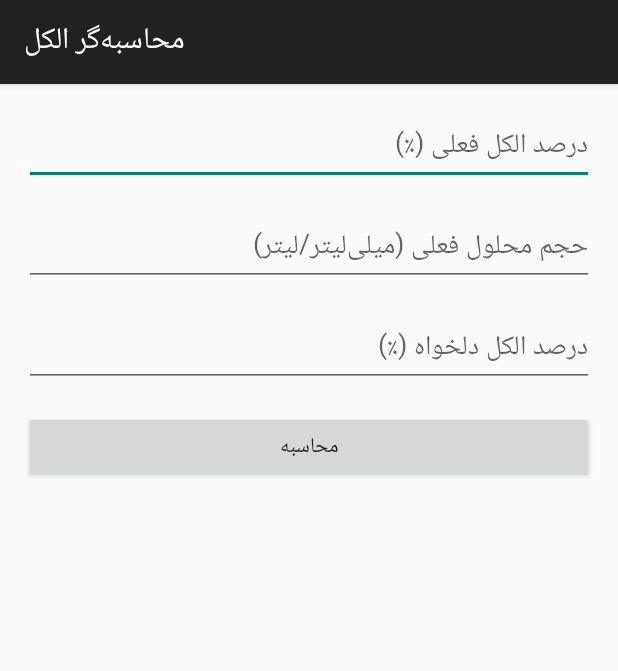
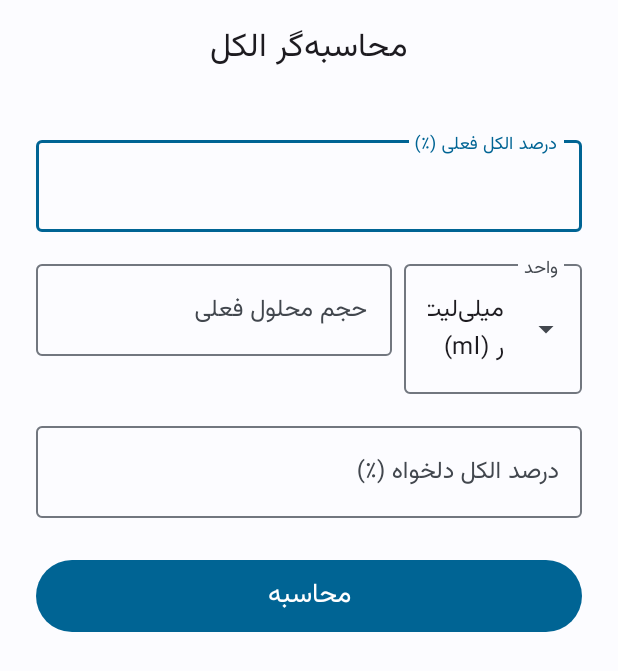
Before and after one commit to itschiya/cyz, an Android app: the screen it shows after launch (MainActivity), on a phone screen of 412 x 824 dp. Shown: the top 671 px of the screen. Run offline under Robolectric (Android 15) with nearby library versions, the phone set to English and light mode, and no system bars.

Commit message:
feat: UI modernization with Material 3, Vazirmatn font, and units dropdown
- Switched root layout to CoordinatorLayout
- Introduced a beautiful Material 3 color scheme in light/dark mode
- Added Vazirmatn-UI-FD font family and made it default for the application
- Replaced basic EditTexts with TextInputLayout/TextInputEditText
- Added an Exposed Dropdown Menu to select volumes units (ml, l, cc)
- Result renders inside an elegant MaterialCardView with dynamic text unit formatting

Co-authored-by: itschiya <154016735+itschiya@users.noreply.github.com>

```diff
--- a/app/src/main/AndroidManifest.xml
+++ b/app/src/main/AndroidManifest.xml
@@ -5,7 +5,7 @@
         android:allowBackup="true"
         android:label="@string/app_name"
         android:supportsRtl="true"
-        android:theme="@style/Theme.AppCompat.Light.DarkActionBar">
+        android:theme="@style/Theme.AlcoholCalculator">
         <activity
             android:name=".MainActivity"
             android:exported="true">
--- a/app/src/main/java/com/example/alcoholcalculator/MainActivity.kt
+++ b/app/src/main/java/com/example/alcoholcalculator/MainActivity.kt
@@ -1,18 +1,24 @@
 package com.example.alcoholcalculator
 
 import android.os.Bundle
+import android.view.View
+import android.widget.ArrayAdapter
+import android.widget.AutoCompleteTextView
 import android.widget.Button
-import android.widget.EditText
 import android.widget.TextView
 import android.widget.Toast
 import androidx.appcompat.app.AppCompatActivity
+import com.google.android.material.card.MaterialCardView
+import com.google.android.material.textfield.TextInputEditText
 
 class MainActivity : AppCompatActivity() {
 
-    private lateinit var etCurrentPercentage: EditText
-    private lateinit var etCurrentVolume: EditText
-    private lateinit var etDesiredPercentage: EditText
+    private lateinit var etCurrentPercentage: TextInputEditText
+    private lateinit var etCurrentVolume: TextInputEditText
+    private lateinit var actvUnit: AutoCompleteTextView
+    private lateinit var etDesiredPercentage: TextInputEditText
     private lateinit var btnCalculate: Button
+    private lateinit var resultCard: MaterialCardView
     private lateinit var tvResult: TextView
 
     override fun onCreate(savedInstanceState: Bundle?) {
@@ -21,9 +27,20 @@ class MainActivity : AppCompatActivity() {
 
         etCurrentPercentage = findViewById(R.id.etCurrentPercentage)
         etCurrentVolume = findViewById(R.id.etCurrentVolume)
+        actvUnit = findViewById(R.id.actvUnit)
         etDesiredPercentage = findViewById(R.id.etDesiredPercentage)
         btnCalculate = findViewById(R.id.btnCalculate)
+        resultCard = findViewById(R.id.resultCard)
         tvResult = findViewById(R.id.tvResult)
+
+        val units = resources.getStringArray(R.array.volume_units)
+        val adapter = ArrayAdapter(this, android.R.layout.simple_dropdown_item_1line, units)
+        actvUnit.setAdapter(adapter)
+
+        // Set default selection
+        if (units.isNotEmpty()) {
+            actvUnit.setText(units[0], false)
+        }
 
         btnCalculate.setOnClickListener {
             calculateWater()
@@ -34,8 +51,9 @@ class MainActivity : AppCompatActivity() {
         val currentPercentageStr = etCurrentPercentage.text.toString()
         val currentVolumeStr = etCurrentVolume.text.toString()
         val desiredPercentageStr = etDesiredPercentage.text.toString()
+        val unitStr = actvUnit.text.toString()
 
-        if (currentPercentageStr.isEmpty() || currentVolumeStr.isEmpty() || desiredPercentageStr.isEmpty()) {
+        if (currentPercentageStr.isEmpty() || currentVolumeStr.isEmpty() || desiredPercentageStr.isEmpty() || unitStr.isEmpty()) {
             Toast.makeText(this, getString(R.string.error_empty_fields), Toast.LENGTH_SHORT).show()
             return
         }
@@ -54,7 +72,14 @@ class MainActivity : AppCompatActivity() {
             val requiredWater = ((currentPercentage * currentVolume) / desiredPercentage) - currentVolume
 
             val formattedResult = String.format("%.2f", requiredWater)
-            tvResult.text = getString(R.string.result_text, formattedResult)
+
+            // Extract just the short unit string if it exists in parenthesis, e.g. (ml) -> ml
+            val shortUnit = unitStr.substringAfter("(", unitStr).substringBefore(")", unitStr)
+
+            tvResult.text = getString(R.string.result_text, formattedResult, shortUnit)
+            resultCard.visibility = View.VISIBLE
+        } else {
+            resultCard.visibility = View.GONE
         }
     }
 }
--- /dev/null
+++ b/app/src/main/res/font/vazirmatn.xml
@@ -0,0 +1,25 @@
+<?xml version="1.0" encoding="utf-8"?>
+<font-family xmlns:app="http://schemas.android.com/apk/res-auto"
+    xmlns:android="http://schemas.android.com/apk/res/android">
+    <font
+        app:fontStyle="normal"
+        app:fontWeight="400"
+        app:font="@font/vazirmatn_regular"
+        android:fontStyle="normal"
+        android:fontWeight="400"
+        android:font="@font/vazirmatn_regular" />
+    <font
+        app:fontStyle="normal"
+        app:fontWeight="500"
+        app:font="@font/vazirmatn_medium"
+        android:fontStyle="normal"
+        android:fontWeight="500"
+        android:font="@font/vazirmatn_medium" />
+    <font
+        app:fontStyle="normal"
+        app:fontWeight="700"
+        app:font="@font/vazirmatn_bold"
+        android:fontStyle="normal"
+        android:fontWeight="700"
+        android:font="@font/vazirmatn_bold" />
+</font-family>
--- a/app/src/main/res/layout/activity_main.xml
+++ b/app/src/main/res/layout/activity_main.xml
@@ -1,50 +1,131 @@
 <?xml version="1.0" encoding="utf-8"?>
-<LinearLayout xmlns:android="http://schemas.android.com/apk/res/android"
+<androidx.coordinatorlayout.widget.CoordinatorLayout xmlns:android="http://schemas.android.com/apk/res/android"
+    xmlns:app="http://schemas.android.com/apk/res-auto"
     xmlns:tools="http://schemas.android.com/tools"
     android:layout_width="match_parent"
     android:layout_height="match_parent"
-    android:orientation="vertical"
-    android:padding="16dp"
     tools:context=".MainActivity">
 
-    <EditText
+    <com.google.android.material.appbar.AppBarLayout
+        android:layout_width="match_parent"
+        android:layout_height="wrap_content">
+
+        <com.google.android.material.appbar.MaterialToolbar
+            android:id="@+id/topAppBar"
+            android:layout_width="match_parent"
+            android:layout_height="?attr/actionBarSize"
+            app:title="@string/app_name"
+            app:titleCentered="true" />
+
+    </com.google.android.material.appbar.AppBarLayout>
+
+    <androidx.core.widget.NestedScrollView
+        android:layout_width="match_parent"
+        android:layout_height="match_parent"
+        app:layout_behavior="@string/appbar_scrolling_view_behavior">
+
+        <LinearLayout
+            android:layout_width="match_parent"
+            android:layout_height="wrap_content"
+            android:orientation="vertical"
+            android:padding="24dp">
+
+            <com.google.android.material.textfield.TextInputLayout
+                android:layout_width="match_parent"
+                android:layout_height="wrap_content"
+                android:layout_marginBottom="16dp"
+                android:hint="@string/current_percentage_hint"
+                style="@style/Widget.Material3.TextInputLayout.OutlinedBox">
+
+                <com.google.android.material.textfield.TextInputEditText
                     android:id="@+id/etCurrentPercentage"
                     android:layout_width="match_parent"
                     android:layout_height="wrap_content"
-        android:hint="@string/current_percentage_hint"
-        android:inputType="numberDecimal"
-        android:layout_marginBottom="16dp" />
+                    android:inputType="numberDecimal" />
+            </com.google.android.material.textfield.TextInputLayout>
 
-    <EditText
+            <LinearLayout
+                android:layout_width="match_parent"
+                android:layout_height="wrap_content"
+                android:layout_marginBottom="16dp"
+                android:baselineAligned="false"
+                android:orientation="horizontal">
+
+                <com.google.android.material.textfield.TextInputLayout
+                    android:layout_width="0dp"
+                    android:layout_height="wrap_content"
+                    android:layout_weight="2"
+                    android:layout_marginEnd="8dp"
+                    android:hint="@string/current_volume_hint"
+                    style="@style/Widget.Material3.TextInputLayout.OutlinedBox">
+
+                    <com.google.android.material.textfield.TextInputEditText
                         android:id="@+id/etCurrentVolume"
                         android:layout_width="match_parent"
                         android:layout_height="wrap_content"
-        android:hint="@string/current_volume_hint"
-        android:inputType="numberDecimal"
-        android:layout_marginBottom="16dp" />
+                        android:inputType="numberDecimal" />
+                </com.google.android.material.textfield.TextInputLayout>
 
-    <EditText
+                <com.google.android.material.textfield.TextInputLayout
+                    android:layout_width="0dp"
+                    android:layout_height="wrap_content"
+                    android:layout_weight="1"
+                    android:hint="@string/unit_hint"
+                    style="@style/Widget.Material3.TextInputLayout.OutlinedBox.ExposedDropdownMenu">
+
+                    <AutoCompleteTextView
+                        android:id="@+id/actvUnit"
+                        android:layout_width="match_parent"
+                        android:layout_height="wrap_content"
+                        android:inputType="none"
+                        app:simpleItems="@array/volume_units" />
+                </com.google.android.material.textfield.TextInputLayout>
+            </LinearLayout>
+
+            <com.google.android.material.textfield.TextInputLayout
+                android:layout_width="match_parent"
+                android:layout_height="wrap_content"
+                android:layout_marginBottom="24dp"
+                android:hint="@string/desired_percentage_hint"
+                style="@style/Widget.Material3.TextInputLayout.OutlinedBox">
+
+                <com.google.android.material.textfield.TextInputEditText
                     android:id="@+id/etDesiredPercentage"
                     android:layout_width="match_parent"
                     android:layout_height="wrap_content"
-        android:hint="@string/desired_percentage_hint"
-        android:inputType="numberDecimal"
-        android:layout_marginBottom="16dp" />
+                    android:inputType="numberDecimal" />
+            </com.google.android.material.textfield.TextInputLayout>
 
             <Button
                 android:id="@+id/btnCalculate"
                 android:layout_width="match_parent"
+                android:layout_height="56dp"
+                android:text="@string/calculate_button"
+                android:textSize="18sp"
+                android:layout_marginBottom="24dp" />
+
+            <com.google.android.material.card.MaterialCardView
+                android:id="@+id/resultCard"
+                android:layout_width="match_parent"
                 android:layout_height="wrap_content"
-        android:text="@string/calculate_button"
-        android:layout_marginBottom="16dp" />
+                style="@style/Widget.Material3.CardView.Elevated"
+                android:visibility="gone"
+                app:cardCornerRadius="16dp"
+                app:cardElevation="4dp">
 
                 <TextView
                     android:id="@+id/tvResult"
                     android:layout_width="match_parent"
                     android:layout_height="wrap_content"
-        android:textSize="18sp"
+                    android:padding="24dp"
+                    android:textSize="20sp"
                     android:textStyle="bold"
                     android:gravity="center"
-        android:text="" />
+                    android:textColor="?attr/colorPrimary"
+                    tools:text="آب مورد نیاز: 15.5 ml" />
+            </com.google.android.material.card.MaterialCardView>
 
         </LinearLayout>
+    </androidx.core.widget.NestedScrollView>
+
+</androidx.coordinatorlayout.widget.CoordinatorLayout>
--- /dev/null
+++ b/app/src/main/res/values-night/themes.xml
@@ -0,0 +1,42 @@
+<?xml version="1.0" encoding="utf-8"?>
+<resources>
+    <style name="Theme.AlcoholCalculator" parent="Theme.Material3.DayNight.NoActionBar">
+        <!-- Primary brand color. -->
+        <item name="colorPrimary">@color/md_theme_dark_primary</item>
+        <item name="colorOnPrimary">@color/md_theme_dark_onPrimary</item>
+        <item name="colorPrimaryContainer">@color/md_theme_dark_primaryContainer</item>
+        <item name="colorOnPrimaryContainer">@color/md_theme_dark_onPrimaryContainer</item>
+
+        <!-- Secondary brand color. -->
+        <item name="colorSecondary">@color/md_theme_dark_secondary</item>
+        <item name="colorOnSecondary">@color/md_theme_dark_onSecondary</item>
+        <item name="colorSecondaryContainer">@color/md_theme_dark_secondaryContainer</item>
+        <item name="colorOnSecondaryContainer">@color/md_theme_dark_onSecondaryContainer</item>
+
+        <!-- Tertiary brand color. -->
+        <item name="colorTertiary">@color/md_theme_dark_tertiary</item>
+        <item name="colorOnTertiary">@color/md_theme_dark_onTertiary</item>
+        <item name="colorTertiaryContainer">@color/md_theme_dark_tertiaryContainer</item>
+        <item name="colorOnTertiaryContainer">@color/md_theme_dark_onTertiaryContainer</item>
+
+        <item name="colorError">@color/md_theme_dark_error</item>
+        <item name="colorErrorContainer">@color/md_theme_dark_errorContainer</item>
+        <item name="colorOnError">@color/md_theme_dark_onError</item>
+        <item name="colorOnErrorContainer">@color/md_theme_dark_onErrorContainer</item>
+
+        <item name="android:colorBackground">@color/md_theme_dark_background</item>
+        <item name="colorOnBackground">@color/md_theme_dark_onBackground</item>
+        <item name="colorSurface">@color/md_theme_dark_surface</item>
+        <item name="colorOnSurface">@color/md_theme_dark_onSurface</item>
+        <item name="colorSurfaceVariant">@color/md_theme_dark_surfaceVariant</item>
+        <item name="colorOnSurfaceVariant">@color/md_theme_dark_onSurfaceVariant</item>
+        <item name="colorOutline">@color/md_theme_dark_outline</item>
+        <item name="colorOnSurfaceInverse">@color/md_theme_dark_inverseOnSurface</item>
+        <item name="colorSurfaceInverse">@color/md_theme_dark_inverseSurface</item>
+        <item name="colorPrimaryInverse">@color/md_theme_dark_inversePrimary</item>
+
+        <!-- Typography -->
+        <item name="fontFamily">@font/vazirmatn</item>
+        <item name="android:fontFamily">@font/vazirmatn</item>
+    </style>
+</resources>
--- /dev/null
+++ b/app/src/main/res/values/colors.xml
@@ -0,0 +1,56 @@
+<?xml version="1.0" encoding="utf-8"?>
+<resources>
+    <color name="md_theme_light_primary">#006494</color>
+    <color name="md_theme_light_onPrimary">#FFFFFF</color>
+    <color name="md_theme_light_primaryContainer">#CBE6FF</color>
+    <color name="md_theme_light_onPrimaryContainer">#001E30</color>
+    <color name="md_theme_light_secondary">#50606E</color>
+    <color name="md_theme_light_onSecondary">#FFFFFF</color>
+    <color name="md_theme_light_secondaryContainer">#D3E4F5</color>
+    <color name="md_theme_light_onSecondaryContainer">#0C1D29</color>
+    <color name="md_theme_light_tertiary">#65587B</color>
+    <color name="md_theme_light_onTertiary">#FFFFFF</color>
+    <color name="md_theme_light_tertiaryContainer">#EADDFF</color>
+    <color name="md_theme_light_onTertiaryContainer">#201534</color>
+    <color name="md_theme_light_error">#BA1A1A</color>
+    <color name="md_theme_light_errorContainer">#FFDAD6</color>
+    <color name="md_theme_light_onError">#FFFFFF</color>
+    <color name="md_theme_light_onErrorContainer">#410002</color>
+    <color name="md_theme_light_background">#FCFCFF</color>
+    <color name="md_theme_light_onBackground">#1A1C1E</color>
+    <color name="md_theme_light_surface">#FCFCFF</color>
+    <color name="md_theme_light_onSurface">#1A1C1E</color>
+    <color name="md_theme_light_surfaceVariant">#DEE3EA</color>
+    <color name="md_theme_light_onSurfaceVariant">#42474E</color>
+    <color name="md_theme_light_outline">#72777F</color>
+    <color name="md_theme_light_inverseOnSurface">#F1F0F4</color>
+    <color name="md_theme_light_inverseSurface">#2F3033</color>
+    <color name="md_theme_light_inversePrimary">#8ECDFF</color>
+
+    <color name="md_theme_dark_primary">#8ECDFF</color>
+    <color name="md_theme_dark_onPrimary">#003450</color>
+    <color name="md_theme_dark_primaryContainer">#004B71</color>
+    <color name="md_theme_dark_onPrimaryContainer">#CBE6FF</color>
+    <color name="md_theme_dark_secondary">#B7C8D9</color>
+    <color name="md_theme_dark_onSecondary">#22323F</color>
+    <color name="md_theme_dark_secondaryContainer">#394956</color>
+    <color name="md_theme_dark_onSecondaryContainer">#D3E4F5</color>
+    <color name="md_theme_dark_tertiary">#CEC0E8</color>
+    <color name="md_theme_dark_onTertiary">#352A4A</color>
+    <color name="md_theme_dark_tertiaryContainer">#4C4062</color>
+    <color name="md_theme_dark_onTertiaryContainer">#EADDFF</color>
+    <color name="md_theme_dark_error">#FFB4AB</color>
+    <color name="md_theme_dark_errorContainer">#93000A</color>
+    <color name="md_theme_dark_onError">#690005</color>
+    <color name="md_theme_dark_onErrorContainer">#FFDAD6</color>
+    <color name="md_theme_dark_background">#1A1C1E</color>
+    <color name="md_theme_dark_onBackground">#E2E2E5</color>
+    <color name="md_theme_dark_surface">#1A1C1E</color>
+    <color name="md_theme_dark_onSurface">#E2E2E5</color>
+    <color name="md_theme_dark_surfaceVariant">#42474E</color>
+    <color name="md_theme_dark_onSurfaceVariant">#C2C7CF</color>
+    <color name="md_theme_dark_outline">#8C9199</color>
+    <color name="md_theme_dark_inverseOnSurface">#1A1C1E</color>
+    <color name="md_theme_dark_inverseSurface">#E2E2E5</color>
+    <color name="md_theme_dark_inversePrimary">#006494</color>
+</resources>
--- a/app/src/main/res/values/strings.xml
+++ b/app/src/main/res/values/strings.xml
@@ -1,10 +1,17 @@
 <resources>
     <string name="app_name">محاسبه‌گر الکل</string>
     <string name="current_percentage_hint">درصد الکل فعلی (٪)</string>
-    <string name="current_volume_hint">حجم محلول فعلی (میلی‌لیتر/لیتر)</string>
+    <string name="current_volume_hint">حجم محلول فعلی</string>
     <string name="desired_percentage_hint">درصد الکل دلخواه (٪)</string>
     <string name="calculate_button">محاسبه</string>
-    <string name="result_text">آب مورد نیاز: %s</string>
+    <string name="result_text">آب مورد نیاز: %1$s %2$s</string>
     <string name="error_empty_fields">لطفا تمام فیلدها را پر کنید.</string>
     <string name="error_invalid_desired_percentage">درصد دلخواه باید کمتر از درصد فعلی باشد.</string>
+
+    <string name="unit_hint">واحد</string>
+    <string-array name="volume_units">
+        <item>میلی‌لیتر (ml)</item>
+        <item>لیتر (l)</item>
+        <item>سی‌سی (cc)</item>
+    </string-array>
 </resources>
--- /dev/null
+++ b/app/src/main/res/values/themes.xml
@@ -0,0 +1,42 @@
+<?xml version="1.0" encoding="utf-8"?>
+<resources>
+    <style name="Theme.AlcoholCalculator" parent="Theme.Material3.DayNight.NoActionBar">
+        <!-- Primary brand color. -->
+        <item name="colorPrimary">@color/md_theme_light_primary</item>
+        <item name="colorOnPrimary">@color/md_theme_light_onPrimary</item>
+        <item name="colorPrimaryContainer">@color/md_theme_light_primaryContainer</item>
+        <item name="colorOnPrimaryContainer">@color/md_theme_light_onPrimaryContainer</item>
+
+        <!-- Secondary brand color. -->
+        <item name="colorSecondary">@color/md_theme_light_secondary</item>
+        <item name="colorOnSecondary">@color/md_theme_light_onSecondary</item>
+        <item name="colorSecondaryContainer">@color/md_theme_light_secondaryContainer</item>
+        <item name="colorOnSecondaryContainer">@color/md_theme_light_onSecondaryContainer</item>
+
+        <!-- Tertiary brand color. -->
+        <item name="colorTertiary">@color/md_theme_light_tertiary</item>
+        <item name="colorOnTertiary">@color/md_theme_light_onTertiary</item>
+        <item name="colorTertiaryContainer">@color/md_theme_light_tertiaryContainer</item>
+        <item name="colorOnTertiaryContainer">@color/md_theme_light_onTertiaryContainer</item>
+
+        <item name="colorError">@color/md_theme_light_error</item>
+        <item name="colorErrorContainer">@color/md_theme_light_errorContainer</item>
+        <item name="colorOnError">@color/md_theme_light_onError</item>
+        <item name="colorOnErrorContainer">@color/md_theme_light_onErrorContainer</item>
+
+        <item name="android:colorBackground">@color/md_theme_light_background</item>
+        <item name="colorOnBackground">@color/md_theme_light_onBackground</item>
+        <item name="colorSurface">@color/md_theme_light_surface</item>
+        <item name="colorOnSurface">@color/md_theme_light_onSurface</item>
+        <item name="colorSurfaceVariant">@color/md_theme_light_surfaceVariant</item>
+        <item name="colorOnSurfaceVariant">@color/md_theme_light_onSurfaceVariant</item>
+        <item name="colorOutline">@color/md_theme_light_outline</item>
+        <item name="colorOnSurfaceInverse">@color/md_theme_light_inverseOnSurface</item>
+        <item name="colorSurfaceInverse">@color/md_theme_light_inverseSurface</item>
+        <item name="colorPrimaryInverse">@color/md_theme_light_inversePrimary</item>
+
+        <!-- Typography -->
+        <item name="fontFamily">@font/vazirmatn</item>
+        <item name="android:fontFamily">@font/vazirmatn</item>
+    </style>
+</resources>
```
Also changed, not shown: app/src/main/res/font/vazirmatn_bold.ttf (added), app/src/main/res/font/vazirmatn_medium.ttf (added), app/src/main/res/font/vazirmatn_regular.ttf (added). Lines whose indentation alone changed are shown as unchanged.
